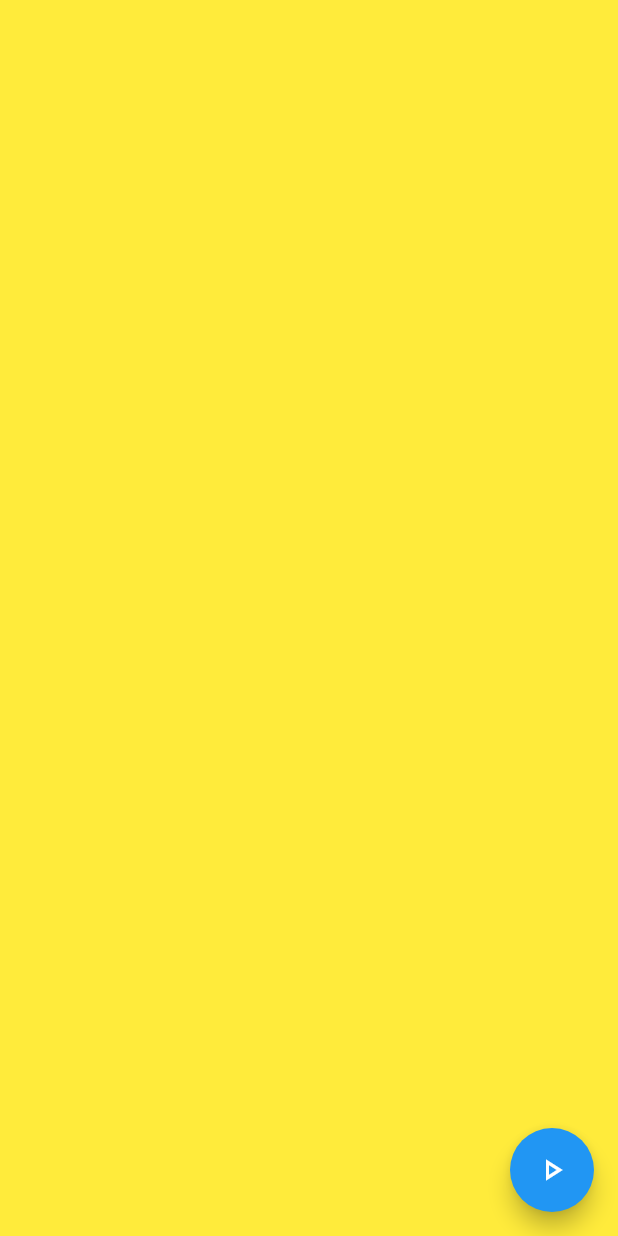
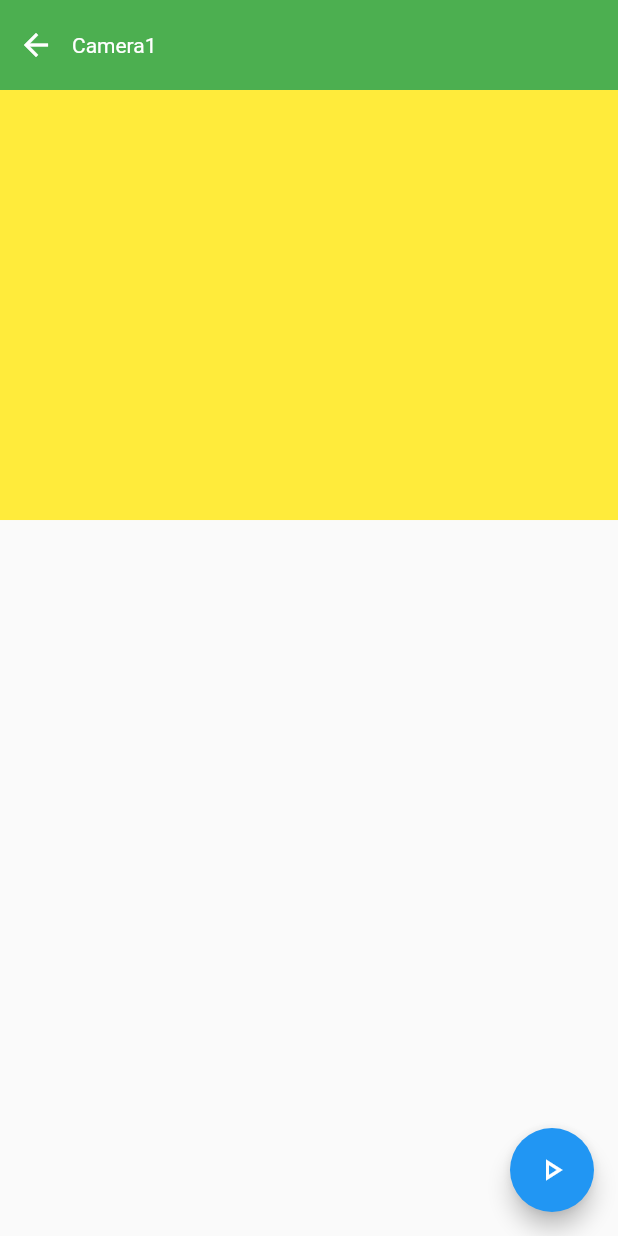
Before and after one commit to thuanpv1/flutterCallObjectiveCios, a Flutter app: the screen it shows after launch, after a tap on the "play arrow" icon, on a phone screen of 412 x 824 dp. Run offline on Flutter 3.47's test engine with Material 2 defaults, Android fonts, the phone set to English and light mode, and no system bars.

Commit message:
fix bugs display single and multi cameras

```diff
--- a/lib/main.dart
+++ b/lib/main.dart
@@ -1,5 +1,8 @@
 import 'package:flutter/material.dart';
 import 'package:flutter/services.dart';
+import 'package:flutterplugin/view_multi_camera.dart';
+
+import 'view_single_camera.dart';
 
 void main() {
   runApp(const MyApp());
@@ -49,40 +52,13 @@ class MyHomePage extends StatefulWidget {
 }
 
 class _MyHomePageState extends State<MyHomePage> {
-  int _counter = 0;
+  bool isSingle = true;
   String viewType = '<platform-view-type>';
-  // Pass parameters to the platform side.
   final Map<String, dynamic> creationParams = <String, dynamic>{
     'serial': '55685723|54110161|55685724|54110162|55687723|55685723'
   };
 
-  //final dynamic creationParams = 1234;
-
   static const platform = MethodChannel('samples.flutter.dev/battery');
-  // Get battery level.
-  String _batteryLevel = 'Unknown battery level.';
-
-  Future<void> _getBatteryLevel() async {
-    String batteryLevel;
-    try {
-      final int result = await platform.invokeMethod('getBatteryLevel');
-      batteryLevel = 'Battery level at $result % .';
-    } on PlatformException catch (e) {
-      batteryLevel = "Failed to get battery level: '${e.message}'.";
-    }
-
-    setState(() {
-      _batteryLevel = batteryLevel;
-    });
-  }
-
-  Future<void> playMultimedia() async {
-    try {
-      await platform.invokeMethod('playMultimedia');
-    } on PlatformException catch (e) {
-      print('the method channel is not implemented');
-    }
-  }
 
     Future<void> nextPage() async {
     try {
@@ -92,46 +68,36 @@ class _MyHomePageState extends State<MyHomePage> {
     }
   }
 
-  void _incrementCounter() {
+  void swithView() {
     setState(() {
-      // This call to setState tells the Flutter framework that something has
-      // changed in this State, which causes it to rerun the build method below
-      // so that the display can reflect the updated values. If we changed
-      // _counter without calling setState(), then the build method would not be
-      // called again, and so nothing would appear to happen.
-      _counter++;
+      isSingle = !isSingle;
     });
   }
 
   @override
   Widget build(BuildContext context) {
-    // This method is rerun every time setState is called, for instance as done
-    // by the _incrementCounter method above.
-    //
-    // The Flutter framework has been optimized to make rerunning build methods
-    // fast, so that you can just rebuild anything that needs updating rather
-    // than having to individually change instances of widgets.
     return Scaffold(
       // appBar: AppBar(
       //   // Here we take the value from the MyHomePage object that was created by
       //   // the App.build method, and use it to set our appbar title.
       //   title: Text(widget.title),
       // ),
-      body: Center(
-        child: Container(
-          width: MediaQuery.of(context).size.width,
-          height: MediaQuery.of(context).size.height,
-          color: Colors.yellow,
-          child: UiKitView(
-          viewType: viewType,
-          layoutDirection: TextDirection.ltr,
-          creationParams: creationParams,
-          creationParamsCodec: const StandardMessageCodec(),
-        ),
-        ),
+      body: Stack(
+        children: [
+          if (isSingle) SingleCameraView(),
+          if (!isSingle) MultiCameraView(),
+          Container(width: MediaQuery.of(context).size.width, height: 60, color: Colors.green,
+          child: Row(
+            children: [
+              IconButton(onPressed: () {}, icon: const Icon(Icons.arrow_back, color: Colors.white,)),
+              Center(child: const Text('Camera1', style: TextStyle(color: Colors.white),))
+            ],
+          ),),
+
+        ],
       ),
       floatingActionButton: FloatingActionButton(
-        onPressed: nextPage,
+        onPressed: swithView,
         tooltip: 'Increment',
         child: const Icon(Icons.play_arrow_outlined),
       ), // This trailing comma makes auto-formatting nicer for build methods.
--- /dev/null
+++ b/lib/view_multi_camera.dart
@@ -0,0 +1,35 @@
+import 'package:flutter/material.dart';
+import 'package:flutter/services.dart';
+
+class MultiCameraView extends StatefulWidget {
+  const MultiCameraView({Key? key}) : super(key: key);
+
+  @override
+  State<MultiCameraView> createState() => _MultiCameraViewState();
+}
+
+class _MultiCameraViewState extends State<MultiCameraView> {
+  String viewType = '<platform-view-type>';
+  final Map<String, dynamic> creationParams = <String, dynamic>{
+    'serial': '55685723|54110161',
+    'viewMode': 'multi',
+    'isShowToolBtns': 'false'
+  };
+
+  @override
+  Widget build(BuildContext context) {
+    return ClipRRect(
+            child: Container(
+              width: MediaQuery.of(context).size.width,
+              height: MediaQuery.of(context).size.width *9/16 + 115,
+              color: Colors.yellow,
+              child: UiKitView(
+              viewType: viewType,
+              layoutDirection: TextDirection.ltr,
+              creationParams: creationParams,
+              creationParamsCodec: const StandardMessageCodec(),
+            ),
+            ),
+          );
+  }
+}
--- /dev/null
+++ b/lib/view_single_camera.dart
@@ -0,0 +1,34 @@
+import 'package:flutter/material.dart';
+import 'package:flutter/services.dart';
+
+class SingleCameraView extends StatefulWidget {
+  const SingleCameraView({Key? key}) : super(key: key);
+
+  @override
+  State<SingleCameraView> createState() => _SingleCameraViewState();
+}
+
+class _SingleCameraViewState extends State<SingleCameraView> {
+  String viewType = '<platform-view-type>';
+  final Map<String, dynamic> creationParams = <String, dynamic>{
+    'serial': '55685723|54110161',
+    'viewMode': 'single'
+  };
+
+  @override
+  Widget build(BuildContext context) {
+    return ClipRRect(
+            child: Container(
+              width: MediaQuery.of(context).size.width,
+              height: MediaQuery.of(context).size.height,
+              color: Colors.yellow,
+              child: UiKitView(
+              viewType: viewType,
+              layoutDirection: TextDirection.ltr,
+              creationParams: creationParams,
+              creationParamsCodec: const StandardMessageCodec(),
+            ),
+            ),
+          );
+  }
+}
```
Also changed, not shown: 4 other files.
